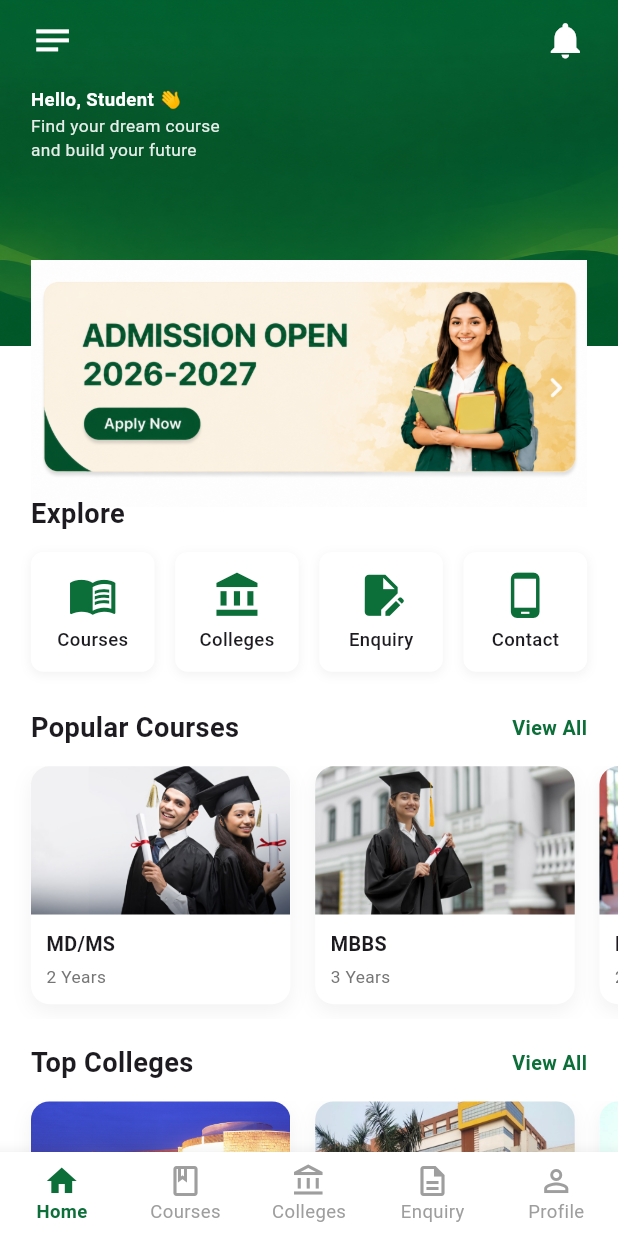
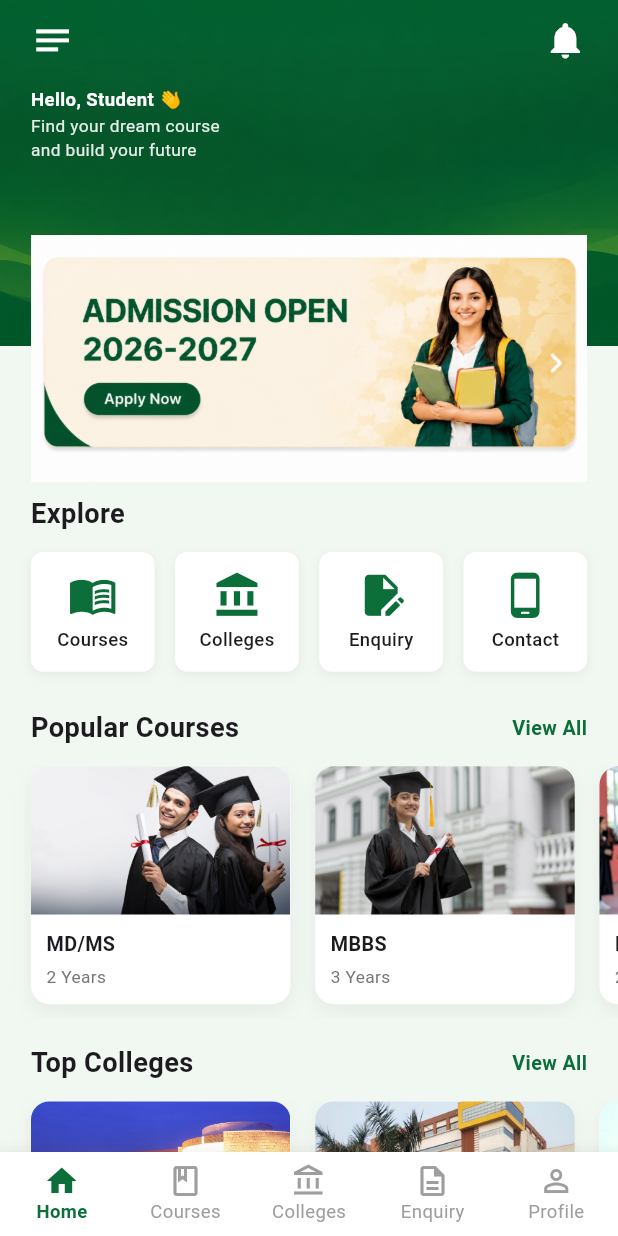
Before and after one commit to niladri-turain/PathWay-App, a Flutter app: the screen it shows after launch, on a phone screen of 412 x 824 dp. Run offline on Flutter 3.47's test engine with Material 3 defaults, Android fonts, the phone set to English and light mode, and no system bars.

Commit message:
chnage backgroud color in home page

```diff
--- a/lib/features/pages/home/home_screen.dart
+++ b/lib/features/pages/home/home_screen.dart
@@ -17,7 +17,7 @@ class _HomeScreenState extends State<HomeScreen> {
   @override
   Widget build(BuildContext context) {
     return Scaffold(
-      backgroundColor: AppColors.white,
+      backgroundColor: AppColors.light,
       body: SingleChildScrollView(
         child: Column(
           crossAxisAlignment: CrossAxisAlignment.start,
@@ -79,7 +79,7 @@ class _HomeScreenState extends State<HomeScreen> {
                 // 3. Third: Banner Image (Admission Card) at the Bottom
 
                 Positioned(
-                  bottom: -AppSize.height(0.13),
+                  bottom: -AppSize.height(0.11),
                   left: AppSize.width(0.05),
                   right: AppSize.width(0.05),
                   child: Container(
```
